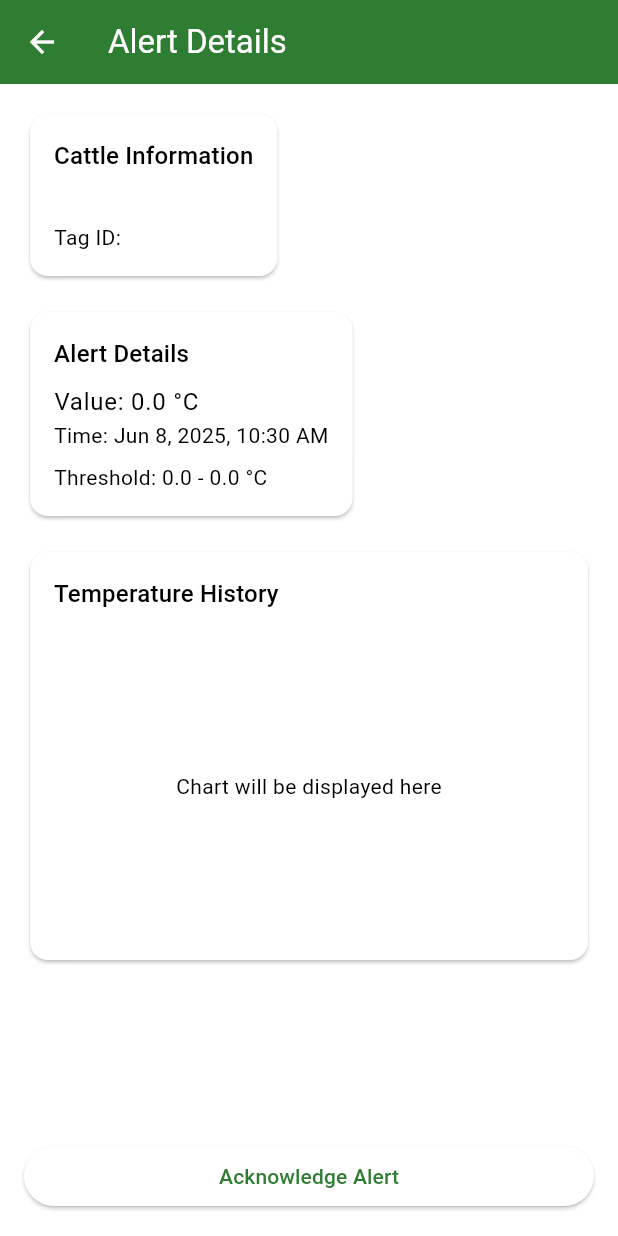
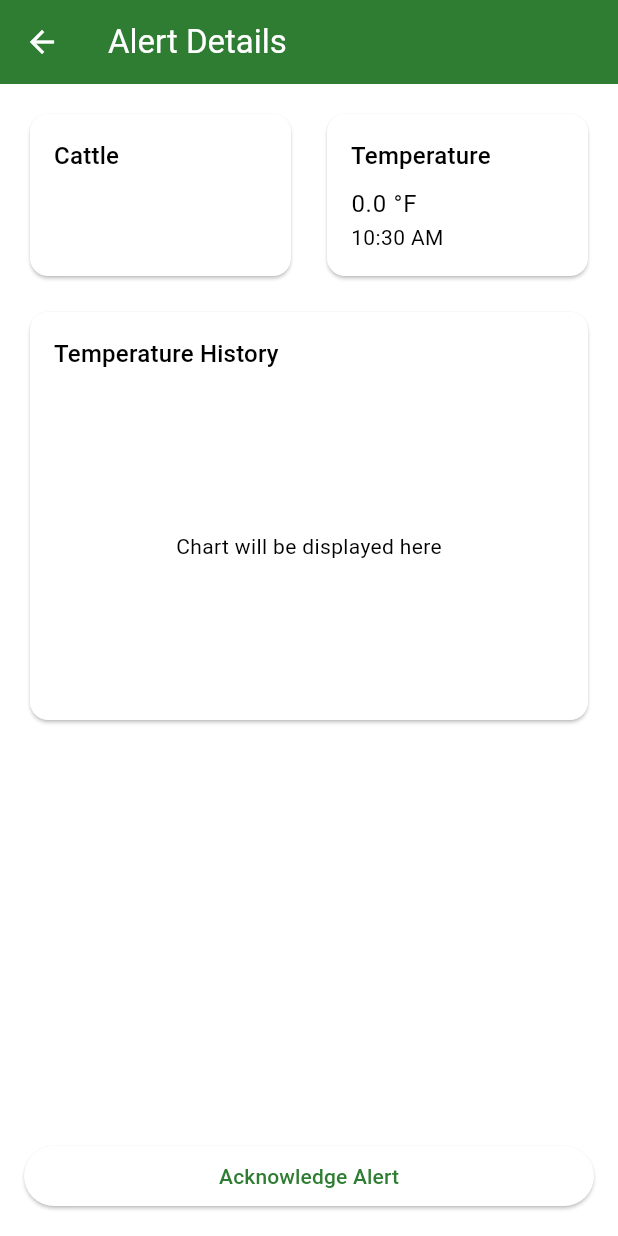
Before and after one commit to RitwikSingh28/PashuSehat, a Flutter app: the AlertDetailsScreen screen opened directly with empty values, on a phone screen of 412 x 824 dp. Run offline on Flutter 3.47's test engine with Material 3 defaults, Android fonts, the phone set to English and light mode, and no system bars; our stand-ins replace dio, equatable, fl_chart, flutter_bloc, flutter_secure_storage, freezed_annotation and 3 more; accounts and stored records are empty; network calls fail.

Commit message:
chore: fix alignment issues in dashboard_card

```diff
--- a/lib/features/alerts/screens/alert_details_screen.dart
+++ b/lib/features/alerts/screens/alert_details_screen.dart
@@ -20,19 +20,46 @@ class AlertDetailsScreen extends StatefulWidget {
 
 class _AlertDetailsScreenState extends State<AlertDetailsScreen> {
   String _formatTimestamp(DateTime timestamp) {
-    return DateFormat('MMM d, y, h:mm a').format(timestamp);
+    final now = DateTime.now();
+    final difference = now.difference(timestamp);
+
+    if (difference.inDays == 0) {
+      // Today: Show time only
+      return DateFormat('h:mm a').format(timestamp);
+    } else if (difference.inDays == 1) {
+      // Yesterday: Show "Yesterday" and time
+      return 'Yesterday ${DateFormat('h:mm a').format(timestamp)}';
+    } else if (difference.inDays < 7) {
+      // Within a week: Show day name and time
+      return DateFormat('E, h:mm a').format(timestamp);
+    }
+    // Older: Show date and time
+    return DateFormat('MMM d, h:mm a').format(timestamp);
   }
 
   String _getUnit() {
     switch (widget.alert.type) {
       case AlertType.temperature:
-        return '°C';
+        return '°F';
       case AlertType.pulseRate:
         return 'BPM';
       case AlertType.motion:
         return 'Motion';
       case AlertType.battery:
         return '%';
+    }
+  }
+
+  String _getReadingTitle() {
+    switch (widget.alert.type) {
+      case AlertType.temperature:
+        return 'Temperature';
+      case AlertType.pulseRate:
+        return 'Pulse Rate';
+      case AlertType.motion:
+        return 'Motion';
+      case AlertType.battery:
+        return 'Battery';
     }
   }
 
@@ -85,14 +112,19 @@ class _AlertDetailsScreenState extends State<AlertDetailsScreen> {
             child: Column(
               crossAxisAlignment: CrossAxisAlignment.start,
               children: [
-                Card(
+                IntrinsicHeight(
+                  child: Row(
+                    crossAxisAlignment: CrossAxisAlignment.stretch,
+                    children: [
+                      Expanded(
+                        child: Card(
                           child: Padding(
                             padding: const EdgeInsets.all(16),
                             child: Column(
                               crossAxisAlignment: CrossAxisAlignment.start,
                               children: [
                                 Text(
-                          'Cattle Information',
+                                  'Cattle',
                                   style: theme.textTheme.titleMedium,
                                 ),
                                 const SizedBox(height: 8),
@@ -100,41 +132,32 @@ class _AlertDetailsScreenState extends State<AlertDetailsScreen> {
                                   widget.alert.cattleName ?? 'Unknown',
                                   style: theme.textTheme.bodyLarge,
                                 ),
-                        Text(
-                          'Tag ID: ${widget.alert.tagId}',
-                          style: theme.textTheme.bodyMedium,
-                        ),
                               ],
                             ),
                           ),
                         ),
-                const SizedBox(height: 16),
-                Card(
+                      ),
+                      const SizedBox(width: 16),
+                      Expanded(
+                        child: Card(
                           child: Padding(
                             padding: const EdgeInsets.all(16),
                             child: Column(
                               crossAxisAlignment: CrossAxisAlignment.start,
                               children: [
                                 Text(
-                          'Alert Details',
+                                  _getReadingTitle(),
                                   style: theme.textTheme.titleMedium,
                                 ),
                                 const SizedBox(height: 8),
                                 Text(
-                          'Value: ${widget.alert.value} ${_getUnit()}',
+                                  '${widget.alert.value.toStringAsFixed(1)} ${_getUnit()}',
                                   style: theme.textTheme.bodyLarge,
                                 ),
                                 Text(
-                          'Time: ${_formatTimestamp(widget.alert.timestamp)}',
+                                  _formatTimestamp(widget.alert.timestamp),
                                   style: theme.textTheme.bodyMedium,
                                 ),
-                        if (widget.alert.threshold != null) ...[
-                          const SizedBox(height: 8),
-                          Text(
-                            'Threshold: ${widget.alert.threshold?.min ?? '-'} - ${widget.alert.threshold?.max ?? '-'} ${_getUnit()}',
-                            style: theme.textTheme.bodyMedium,
-                          ),
-                        ],
                                 if (widget.alert.status == AlertStatus.acknowledged) ...[
                                   const SizedBox(height: 16),
                                   Text(
@@ -151,8 +174,11 @@ class _AlertDetailsScreenState extends State<AlertDetailsScreen> {
                             ),
                           ),
                         ),
+                      ),
+                    ],
+                  ),
+                ),
                 const SizedBox(height: 16),
-                // TODO: Add chart widget here
                 Card(
                   child: Padding(
                     padding: const EdgeInsets.all(16),
--- a/lib/features/alerts/widgets/alert_card.dart
+++ b/lib/features/alerts/widgets/alert_card.dart
@@ -13,7 +13,7 @@ class AlertCard extends StatelessWidget {
   String _getAlertMessage() {
     switch (alert.type) {
       case AlertType.temperature:
-        return 'Temperature: ${alert.value.toStringAsFixed(1)}°C';
+        return 'Temperature: ${alert.value.toStringAsFixed(1)}°F';
       case AlertType.pulseRate:
         return 'Pulse Rate: ${alert.value.toStringAsFixed(0)} BPM';
       case AlertType.motion:
@@ -42,16 +42,16 @@ class AlertCard extends StatelessWidget {
 
     if (difference.inDays == 0) {
       // Today: Show time only
-      return 'Today ${DateFormat.jm().format(alert.timestamp)}';
+      return 'Today ${DateFormat('h:mm a').format(alert.timestamp)}';
     } else if (difference.inDays == 1) {
       // Yesterday: Show "Yesterday" and time
-      return 'Yesterday ${DateFormat.jm().format(alert.timestamp)}';
+      return 'Yesterday ${DateFormat('h:mm a').format(alert.timestamp)}';
     } else if (difference.inDays < 7) {
       // Within a week: Show day name and time
-      return DateFormat('EEEE, jm').format(alert.timestamp);
+      return DateFormat('E, h:mm a').format(alert.timestamp);
     } else {
       // Older: Show full date and time
-      return DateFormat('MMM d, y, jm').format(alert.timestamp);
+      return DateFormat('MMM d, h:mm a').format(alert.timestamp);
     }
   }
 
@@ -69,6 +69,7 @@ class AlertCard extends StatelessWidget {
         padding: const EdgeInsets.all(16),
         child: Column(
           crossAxisAlignment: CrossAxisAlignment.start,
+          mainAxisSize: MainAxisSize.min,
           children: [
             Row(
               children: [
@@ -96,16 +97,6 @@ class AlertCard extends StatelessWidget {
               ],
             ),
             const SizedBox(height: 8),
-            Row(
-              mainAxisAlignment: MainAxisAlignment.spaceBetween,
-              children: [
-                Text(
-                  _formatTimestamp(),
-                  style: theme.textTheme.bodySmall,
-                ),
-              ],
-            ),
-            const SizedBox(height: 8),
             Text(
               _getAlertMessage(),
               style: theme.textTheme.bodyLarge,
```
Lines whose indentation alone changed are shown as unchanged.
